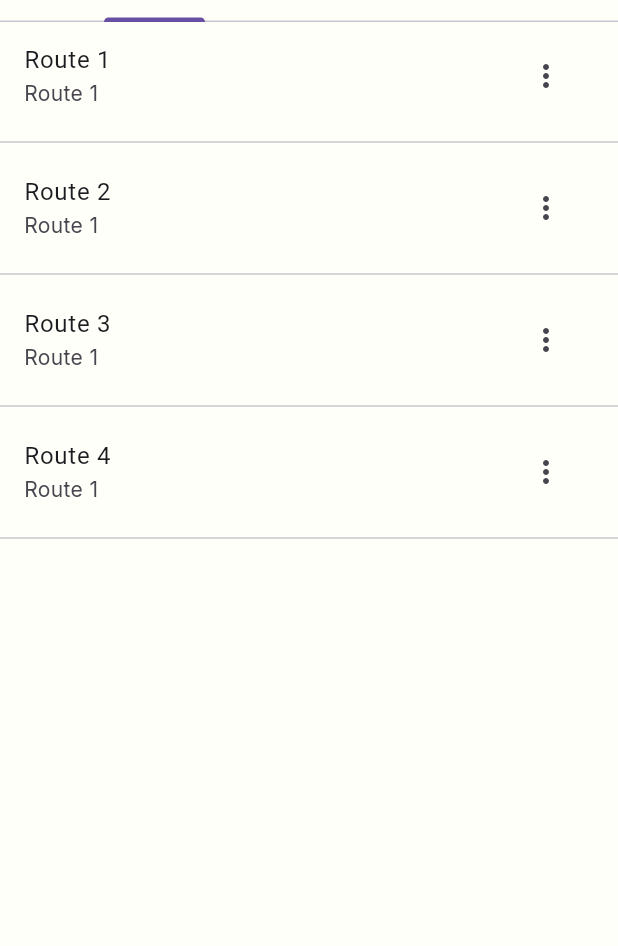
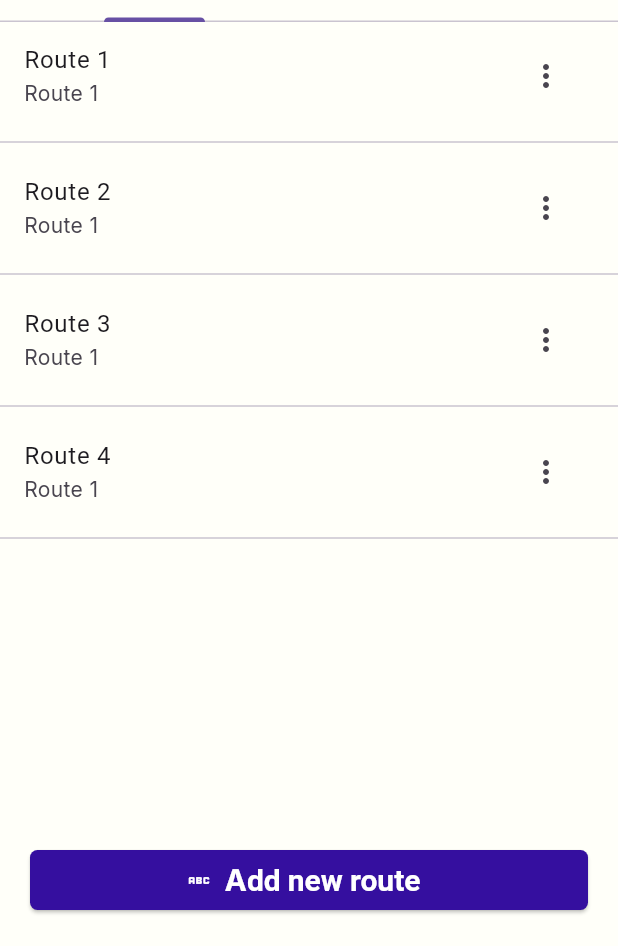
Before and after one commit to GTrack-Application/PRoute, a Flutter app: the AssignScreen1 screen opened directly, on a phone screen of 412 x 824 dp, the part 290-1236 px from its top. Run offline on Flutter 3.47's test engine with Material 2 defaults, Android fonts, the phone set to English and light mode, and no system bars; our stand-ins replace auto_size_text, awesome_dialog, flutter_screenutil, flutter_spinkit, google_fonts, google_maps_flutter and 4 more; missing offline and left inert: flutter_scalable_ocr, input_history_text_field.

Commit message:
added navigation to some other screens

```diff
--- a/lib/Screens/assign/assign_screen1.dart
+++ b/lib/Screens/assign/assign_screen1.dart
@@ -1,6 +1,8 @@
 import 'package:flutter/material.dart';
 import 'package:nb_utils/nb_utils.dart';
 import 'package:p_route/Global/common/colors/app_colors.dart';
+import 'package:p_route/Global/common/utils/app_navigator.dart';
+import 'package:p_route/Screens/new_route_screen.dart';
 import 'package:p_route/Widgets/app_drawer.dart';
 
 class AssignScreen1 extends StatefulWidget {
@@ -135,6 +137,20 @@ class _AssignScreen1State extends State<AssignScreen1> {
                     const Center(child: Text('All Routes')),
                   ],
                 ),
+                bottomNavigationBar: Container(
+                  margin: const EdgeInsets.only(bottom: 20),
+                  padding: const EdgeInsets.symmetric(horizontal: 20),
+                  child: ElevatedButton.icon(
+                    onPressed: () {
+                      AppNavigator.goToPage(
+                        context: context,
+                        screen: const NewRouteScreen(),
+                      );
+                    },
+                    icon: const Icon(Icons.abc),
+                    label: const Text("Add new route"),
+                  ),
+                ),
               ),
             ),
             ListView(
@@ -142,7 +158,7 @@ class _AssignScreen1State extends State<AssignScreen1> {
                 const TextField(
                   decoration: InputDecoration(
                     hintText: 'Search user by name | email',
-                    prefixIcon: const Icon(Icons.search),
+                    prefixIcon: Icon(Icons.search),
                   ),
                 ),
                 20.height,
```
Also changed, not shown: lib/Screens/map_home_screen.dart (+10 -4 lines), lib/Screens/new_route_screen.dart (+9 -2 lines), .github/workflows/main.yaml.
